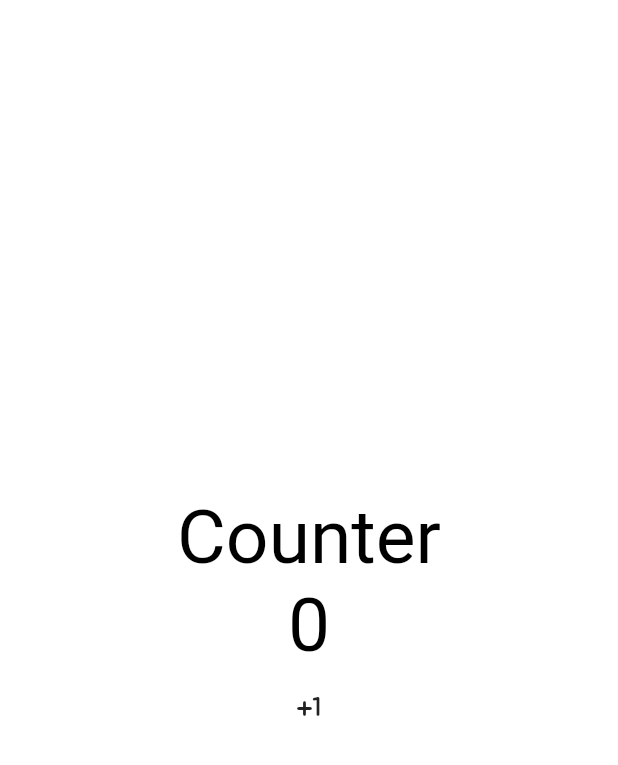
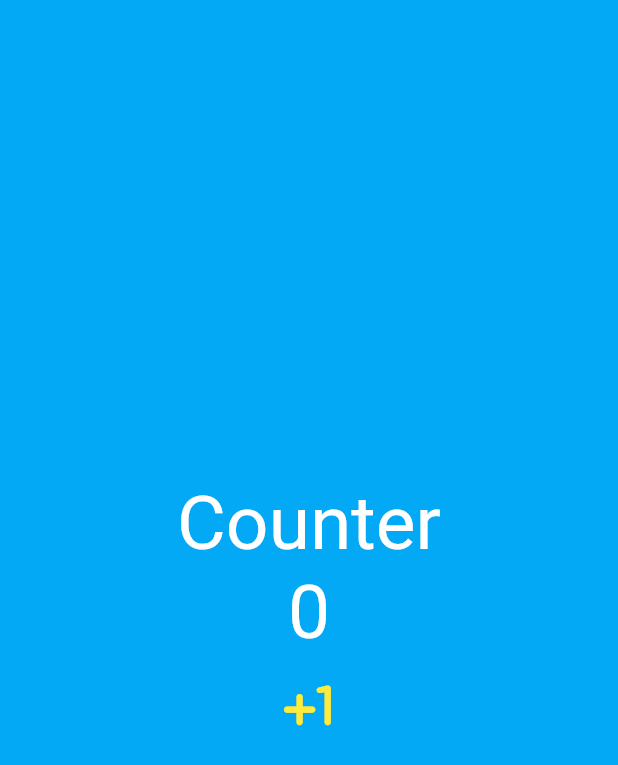
Before and after one commit to grootwo/Flutter-studying, a Flutter app: the screen it shows after launch, on a phone screen of 412 x 824 dp. Shown: the top 765 px of the screen. Run offline on Flutter 3.47's test engine with Material 2 defaults, Android fonts, the phone set to English and light mode, and no system bars; our stand-ins replace flutter_time_picker_spinner.

Commit message:
Change styles

```diff
--- a/toonviewer/lib/main.dart
+++ b/toonviewer/lib/main.dart
@@ -23,7 +23,7 @@ class _ApptState extends State<App> {
   Widget build(BuildContext context) {
     return MaterialApp(
       home: Scaffold(
-        backgroundColor: const Color(0x00fe4829),
+        backgroundColor: Colors.lightBlue,
         body: Center(
           child: Column(
             mainAxisAlignment: MainAxisAlignment.center,
@@ -31,20 +31,24 @@ class _ApptState extends State<App> {
               const Text(
                 "Counter",
                 style: TextStyle(
-                  color: Colors.black,
+                  color: Colors.white,
                   fontSize: 50,
                 ),
               ),
               Text(
                 "$counter",
                 style: const TextStyle(
-                  color: Colors.black,
+                  color: Colors.white,
                   fontSize: 50,
                 ),
               ),
               IconButton(
                 onPressed: onclicked,
-                icon: const Icon(Icons.plus_one_rounded),
+                iconSize: 50,
+                color: Colors.yellow,
+                icon: const Icon(
+                  Icons.plus_one_rounded,
+                ),
               ),
             ],
           ),
```
